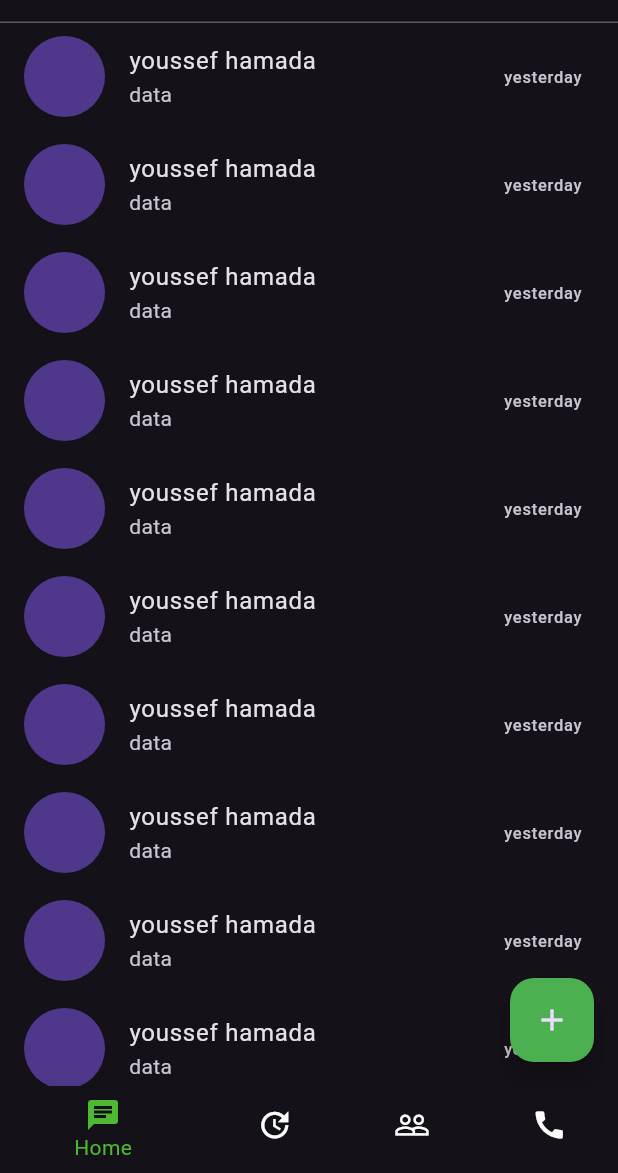
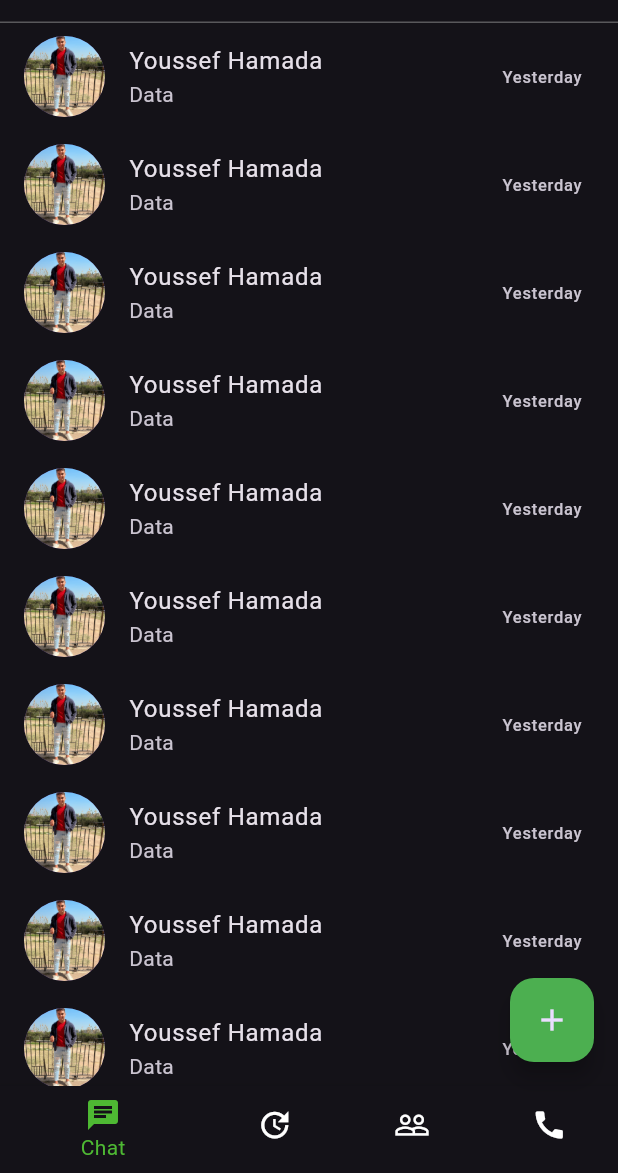
Before and after one commit to YoussefHamada-cs/whats, a Flutter app: the screen it shows after launch, on a phone screen of 412 x 824 dp, the part 63-1236 px from its top. Run offline on Flutter 3.47's test engine with Material 3 defaults, Android fonts, the phone set to English and light mode, and no system bars; our stand-ins replace firebase_core; accounts and stored records are empty.

Commit message:
add bottemNaivigatonBer and refactor code

```diff
--- a/lib/main.dart
+++ b/lib/main.dart
@@ -5,23 +5,8 @@
   runApp(const MyApp());
 }
 
-class MyApp extends StatefulWidget {
+class MyApp extends StatelessWidget {
   const MyApp({super.key});
-
-  @override
-  State<MyApp> createState() => _MyAppState();
-}
-
-class _MyAppState extends State<MyApp> {
-  int _currentIndex = 0; // مؤشر الصفحة الحالية
-
-  // قائمة الصفحات
-  final List<Widget> _pages = [
-    const HomePage(),
-    const Center(child: Text('Updates')),
-    const Center(child: Text('Communities')),
-    const Center(child: Text('Calls')),
-  ];
 
   @override
   Widget build(BuildContext context) {
@@ -32,84 +17,7 @@
         //  primarySwatch: Colors.blue,
       ),
       debugShowCheckedModeBanner: false,
-      home: Scaffold(
-        floatingActionButton: FloatingActionButton(onPressed: (){},
-
-        backgroundColor: Colors.green,child:
-        const Icon(Icons.add),),
-        appBar: AppBar(
-          title: const Text('WhatsaApp'),
-          actions: [
-            IconButton(
-                onPressed: () {}, icon: const Icon(Icons.camera_alt_outlined)),
-            IconButton(onPressed: () {}, icon: const Icon(Icons.search)),
-            PopupMenuButton(
-                onSelected: (value) {},
-                itemBuilder: (BuildContext context) {
-                  return [
-                    PopupMenuItem(
-                      value: () {},
-                      child: const Text('New group'),
-                    ),
-                    PopupMenuItem(
-                      value: () {},
-                      child: const Text('New broadcast'),
-                    ),
-                    PopupMenuItem(
-                      value: () {},
-                      child: const Text('Linked devives'),
-                    ),
-                    PopupMenuItem(
-                      value: () {},
-                      child: const Text('Starred messages'),
-                    ),
-                    PopupMenuItem(
-                      value: () {},
-                      child: const Text('Settings'),
-                    )
-                  ];
-                })
-          ],
-          bottom: PreferredSize(
-            preferredSize: const Size.fromHeight(1.0), // Height of the divider
-            child: Container(
-              color: Colors.grey, // Color of the line
-              height: 0.5, // Thickness of the line
-            ),
-          ),
-        ),
-        body: //HomePage(),
-            _pages[_currentIndex],
-        bottomNavigationBar: BottomNavigationBar(
-          currentIndex: _currentIndex, // تحديد الصفحة الحالية
-          onTap: (index) {
-            setState(() {
-              _currentIndex = index; // تحديث الصفحة عند التبديل
-            });
-          },
-          selectedItemColor: const Color.fromARGB(255, 78, 185, 51),
-          unselectedItemColor: Colors.white,
-
-          items: const [
-            BottomNavigationBarItem(
-              icon: Icon(Icons.chat),
-              label: 'Home',
-            ),
-            BottomNavigationBarItem(
-              icon: Icon(Icons.update),
-              label: 'Updates',
-            ),
-            BottomNavigationBarItem(
-              icon: Icon(Icons.people_outline),
-              label: 'Communities',
-            ),
-            BottomNavigationBarItem(
-              icon: Icon(Icons.call),
-              label: 'Calls',
-            )
-          ],
-        ),
-      ),
+      home: HomePage()
     );
   }
 }
--- a/lib/presentation/screens/home_page.dart
+++ b/lib/presentation/screens/home_page.dart
@@ -1,21 +1,83 @@
 import 'package:flutter/material.dart';
+import 'package:whats/presentation/widgets/body_home_page.dart';
+import 'package:whats/presentation/widgets/custem_bottem_navigation_ber.dart';
 
-class HomePage extends StatelessWidget {
+
+class HomePage extends StatefulWidget {
   const HomePage({super.key});
 
   @override
+  State<HomePage> createState() => _HomePageState();
+}
+
+class _HomePageState extends State<HomePage> {
+  int _currentIndex = 0;
+
+  final List<Widget> _pages = [
+    const BodyHomePage(),
+    const Center(child: Text('Updates')),
+    const Center(child: Text('Communities')),
+    const Center(child: Text('Calls')),
+  ];
+
+  @override
   Widget build(BuildContext context) {
-    return ListView.builder(
-      itemBuilder: (context, index) {
-        return const ListTile(
-          leading: CircleAvatar(
-            radius: 27,
+    return Scaffold(
+      floatingActionButton: FloatingActionButton(
+        onPressed: () {},
+        backgroundColor: Colors.green,
+        child: const Icon(Icons.add),
+      ),
+      appBar: AppBar(
+        title: const Text('WhatsaApp'),
+        actions: [
+          IconButton(
+              onPressed: () {}, icon: const Icon(Icons.camera_alt_outlined)),
+          IconButton(onPressed: () {}, icon: const Icon(Icons.search)),
+          PopupMenuButton(
+              onSelected: (value) {},
+              itemBuilder: (BuildContext context) {
+                return [
+                  PopupMenuItem(
+                    value: () {},
+                    child: const Text('New group'),
+                  ),
+                  PopupMenuItem(
+                    value: () {},
+                    child: const Text('New broadcast'),
+                  ),
+                  PopupMenuItem(
+                    value: () {},
+                    child: const Text('Linked devives'),
+                  ),
+                  PopupMenuItem(
+                    value: () {},
+                    child: const Text('Starred messages'),
+                  ),
+                  PopupMenuItem(
+                    value: () {},
+                    child: const Text('Settings'),
+                  )
+                ];
+              })
+        ],
+        bottom: PreferredSize(
+          preferredSize: const Size.fromHeight(1.0),
+          child: Container(
+            color: Colors.grey,
+            height: 0.5,
           ),
-          title: Text('youssef hamada'),
-          subtitle: Text('data'),
-          trailing: Text('yesterday'),
-        );
-      },
+        ),
+      ),
+      body: _pages[_currentIndex],
+      bottomNavigationBar: CustemBottemNavigationBer(
+        currentIndex: _currentIndex,
+        onTap: (index) {
+          setState(() {
+            _currentIndex = index;
+          });
+        },
+      ),
     );
   }
 }
--- /dev/null
+++ b/lib/presentation/widgets/custem_bottem_navigation_ber.dart
@@ -0,0 +1,40 @@
+import 'package:flutter/material.dart';
+
+class CustemBottemNavigationBer extends StatelessWidget {
+  final int currentIndex;
+  final Function(int) onTap;
+
+  const CustemBottemNavigationBer({
+ super.key,
+    required this.currentIndex,
+    required this.onTap,
+  });
+
+  @override
+  Widget build(BuildContext context) {
+    return BottomNavigationBar(
+      currentIndex: currentIndex,
+      onTap: onTap,
+      selectedItemColor: const Color.fromARGB(255, 78, 185, 51),
+      unselectedItemColor: Colors.white,
+      items: const [
+        BottomNavigationBarItem(
+          icon: Icon(Icons.chat),
+          label: 'Chat',
+        ),
+        BottomNavigationBarItem(
+          icon: Icon(Icons.update),
+          label: 'Updates',
+        ),
+        BottomNavigationBarItem(
+          icon: Icon(Icons.people_outline),
+          label: 'Communities',
+        ),
+        BottomNavigationBarItem(
+          icon: Icon(Icons.call),
+          label: 'Calls',
+        ),
+      ],
+    );
+  }
+}
--- a/pubspec.yaml
+++ b/pubspec.yaml
@@ -60,9 +60,9 @@ flutter:
   uses-material-design: true
 
   # To add assets to your application, add an assets section, like this:
-  # assets:
-  #   - images/a_dot_burr.jpeg
-  #   - images/a_dot_ham.jpeg
+  assets:
+    - assets/images/
+
 
   # An image asset can refer to one or more resolution-specific "variants", see
   # https://flutter.dev/to/resolution-aware-images
```
Also changed, not shown: lib/presentation/screens/chat_page.dart (added, +12 -0 lines), lib/presentation/widgets/body_home_page.dart (added, +124 -0 lines), assets/images/IMG-20230301-WA0027.jpg (added).
